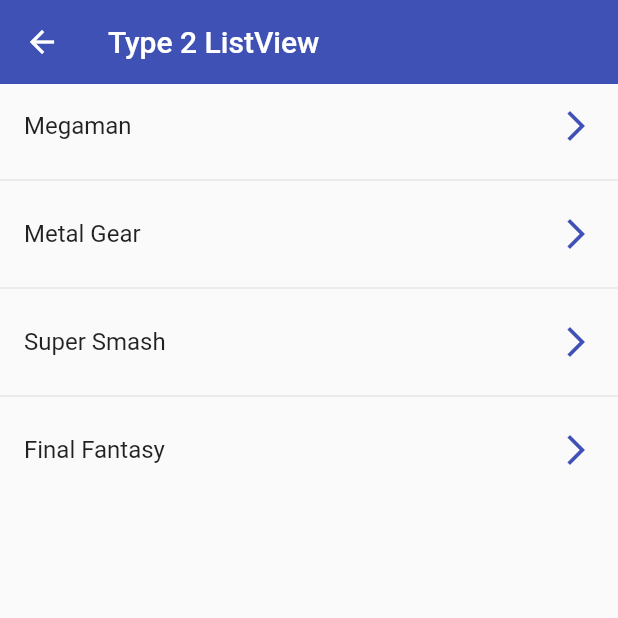
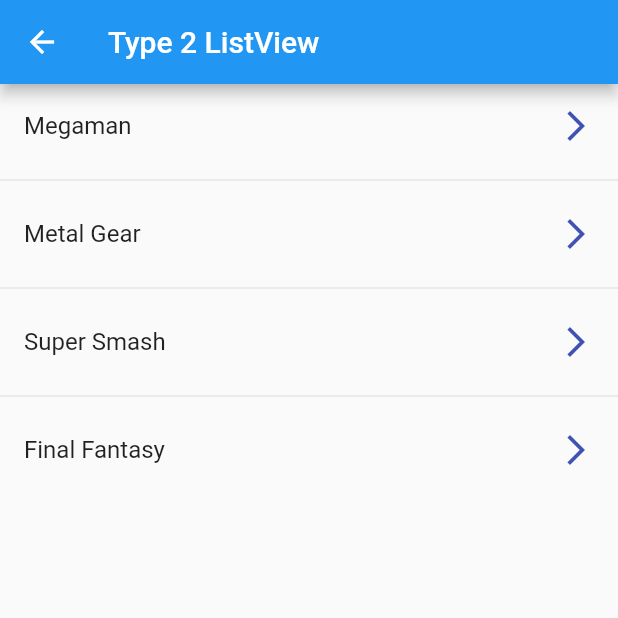
Before and after one commit to bgarcia95/fl-components, a Flutter app: the ListView2Screen screen opened by its route, on a phone screen of 412 x 824 dp, the top half of it. Run offline on Flutter 3.47's test engine with Material 2 defaults, Android fonts, the phone set to English and light mode, and no system bars.

Commit message:
fix appbar styles

```diff
--- a/lib/screens/listview2_screen.dart
+++ b/lib/screens/listview2_screen.dart
@@ -12,8 +12,6 @@ class ListView2Screen extends StatelessWidget {
     return Scaffold(
       appBar: AppBar(
         title: const Text('Type 2 ListView'),
-        elevation: 0,
-        backgroundColor: Colors.indigo,
       ),
       body: Center(
         // .separated or .builder creates a lazy loading list
```
